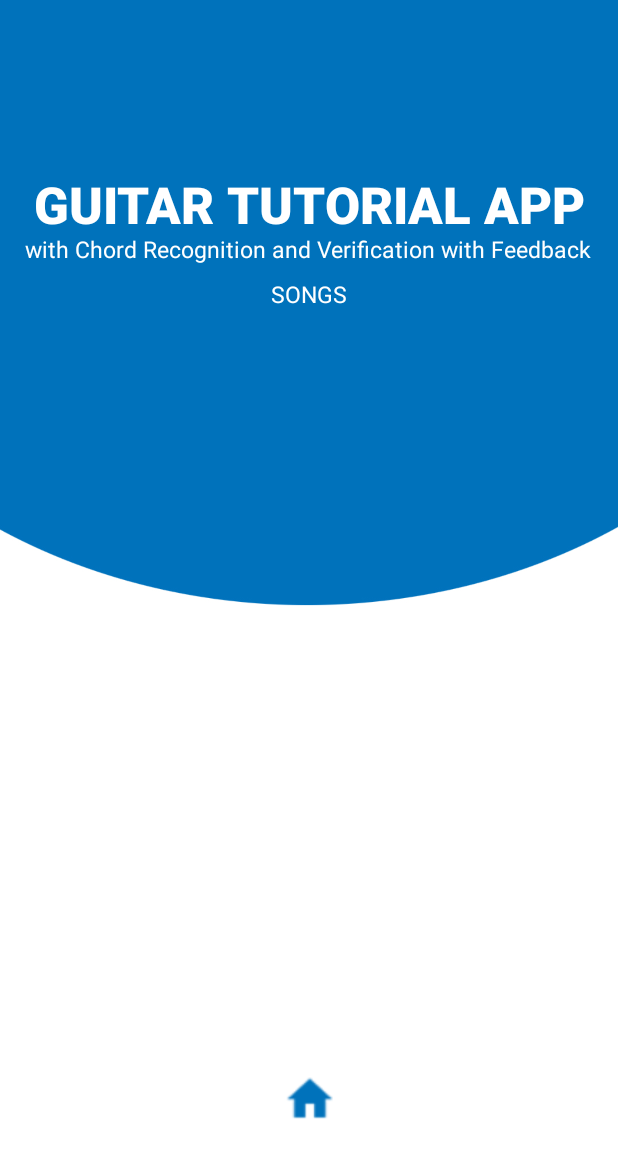
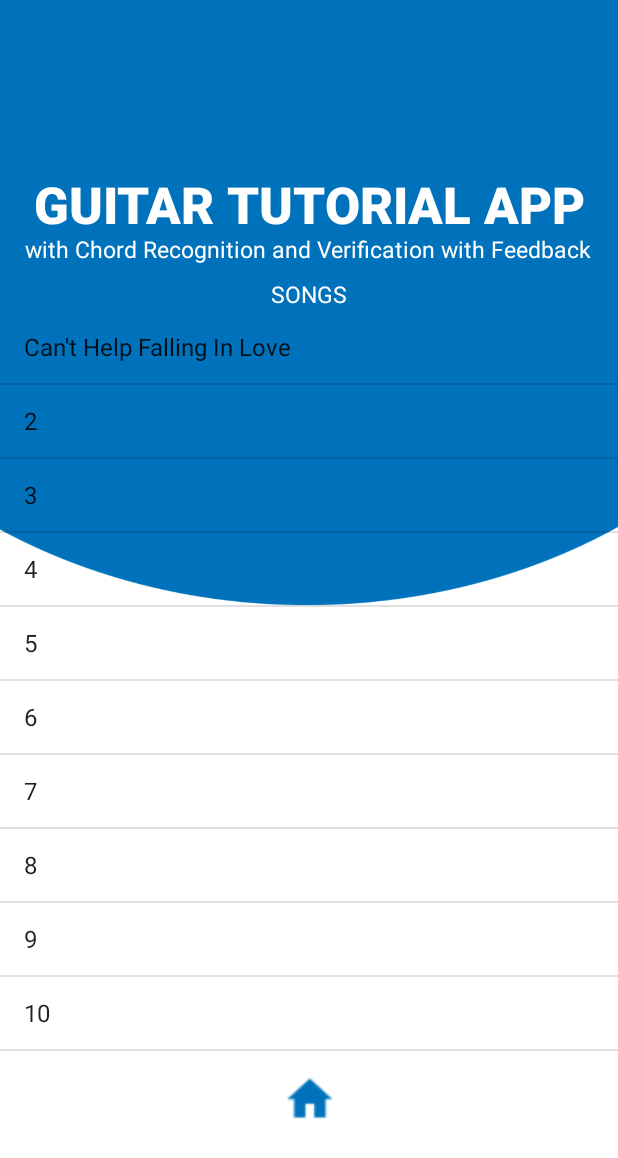
Before and after one commit to buddycoding/MyApplication2, an Android app: the screen it shows after launch (SongsActivity), after a tap on "SONGS", on a phone screen of 412 x 824 dp. Shown: the top 1158 px of the screen. Run offline under Robolectric (Android 15) with nearby library versions, the light colour scheme and no system bars; Roboto replaces fonts that are not available here.

Commit message:
sample commit

```diff
--- a/app/src/main/java/com/example/myapplication/MainActivity.java
+++ b/app/src/main/java/com/example/myapplication/MainActivity.java
@@ -13,15 +13,13 @@ public class MainActivity extends AppCompatActivity {
     private Button button2;
     private Button button3;
     private Button button4;
-    private Button button5;
-
 
     @Override
     protected void onCreate(Bundle savedInstanceState) {
         super.onCreate(savedInstanceState);
         setContentView(R.layout.activity_main);
 
-        button = (Button) findViewById(R.id.button8);
+        button = findViewById(R.id.button8);
         button.setOnClickListener(new View.OnClickListener() {
             @Override
             public void onClick(View v) {
@@ -29,7 +27,7 @@ public class MainActivity extends AppCompatActivity {
             }
         });
 
-        button2 = (Button) findViewById(R.id.button10);
+        button2 = findViewById(R.id.button10);
         button2.setOnClickListener(new View.OnClickListener() {
             @Override
             public void onClick(View v) {
@@ -37,7 +35,7 @@ public class MainActivity extends AppCompatActivity {
             }
         });
 
-        button3 = (Button) findViewById(R.id.button14);
+        button3 = findViewById(R.id.button14);
         button3.setOnClickListener(new View.OnClickListener() {
             @Override
             public void onClick(View v) {
@@ -45,7 +43,7 @@ public class MainActivity extends AppCompatActivity {
             }
         });
 
-        button4 = (Button) findViewById(R.id.button15);
+        button4 = findViewById(R.id.button15);
         button4.setOnClickListener(new View.OnClickListener() {
             @Override
             public void onClick(View v) {
@@ -53,7 +51,7 @@ public class MainActivity extends AppCompatActivity {
             }
         });
 
-        button4 = (Button) findViewById(R.id.button16);
+        button4 = findViewById(R.id.button16);
         button4.setOnClickListener(new View.OnClickListener() {
             @Override
             public void onClick(View v) {
--- a/app/src/main/java/com/example/myapplication/SongsActivity.java
+++ b/app/src/main/java/com/example/myapplication/SongsActivity.java
@@ -4,7 +4,13 @@ import android.content.Intent;
 import android.support.v7.app.AppCompatActivity;
 import android.os.Bundle;
 import android.view.View;
+import android.widget.AdapterView;
+import android.widget.ArrayAdapter;
 import android.widget.Button;
+import android.widget.ListView;
+
+import java.util.ArrayList;
+import java.util.List;
 
 public class SongsActivity extends AppCompatActivity {
 
@@ -15,11 +21,39 @@ public class SongsActivity extends AppCompatActivity {
         super.onCreate(savedInstanceState);
         setContentView(R.layout.activity_songs);
 
-        button1 = (Button) findViewById(R.id.buttonhome);
+        button1 = findViewById(R.id.buttonhome);
         button1.setOnClickListener(new View.OnClickListener() {
             @Override
             public void onClick(View v) {
                 openMainActivity();
+            }
+        });
+
+        ListView songList = findViewById(R.id.songList);
+
+        ArrayAdapter<String> songsArrayAdapter;
+        List<String> songs = new ArrayList<>();
+        songs.add("Can't Help Falling In Love");
+        songs.add("2");
+        songs.add("3");
+        songs.add("4");
+        songs.add("5");
+        songs.add("6");
+        songs.add("7");
+        songs.add("8");
+        songs.add("9");
+        songs.add("10");
+
+        songsArrayAdapter = new ArrayAdapter<>(this, android.R.layout.simple_list_item_1, songs );
+        songList.setAdapter(songsArrayAdapter);
+
+        songList.setOnItemClickListener(new AdapterView.OnItemClickListener() {
+            @Override
+            public void onItemClick(AdapterView<?> parent, View view, int position, long id) {
+                // Get the selected item text from ListView
+                String selectedItem = (String) parent.getItemAtPosition(position);
+
+                openSongsActivity();
             }
         });
     }
@@ -27,4 +61,9 @@ public class SongsActivity extends AppCompatActivity {
         Intent intent = new Intent (this, MainActivity.class);
         startActivity(intent);
     }
+
+    public void openSongsActivity () {
+        Intent intent = new Intent (this, SongsChordsActivity.class);
+        startActivity(intent);
+    }
 }
--- a/app/src/main/res/layout/activity_songs.xml
+++ b/app/src/main/res/layout/activity_songs.xml
@@ -74,6 +74,7 @@
             tools:ignore="HardcodedText" />
 
         <ListView
+            android:id="@+id/songList"
             android:layout_width="match_parent"
             android:layout_height="510dp" />
 
```
Also changed, not shown: app/src/main/AndroidManifest.xml (+19 -7 lines), app/src/main/java/com/example/myapplication/SongsChordsActivity.java (added, +13 -0 lines), app/src/main/res/layout/activity_songs_chords.xml (added, +61 -0 lines).
